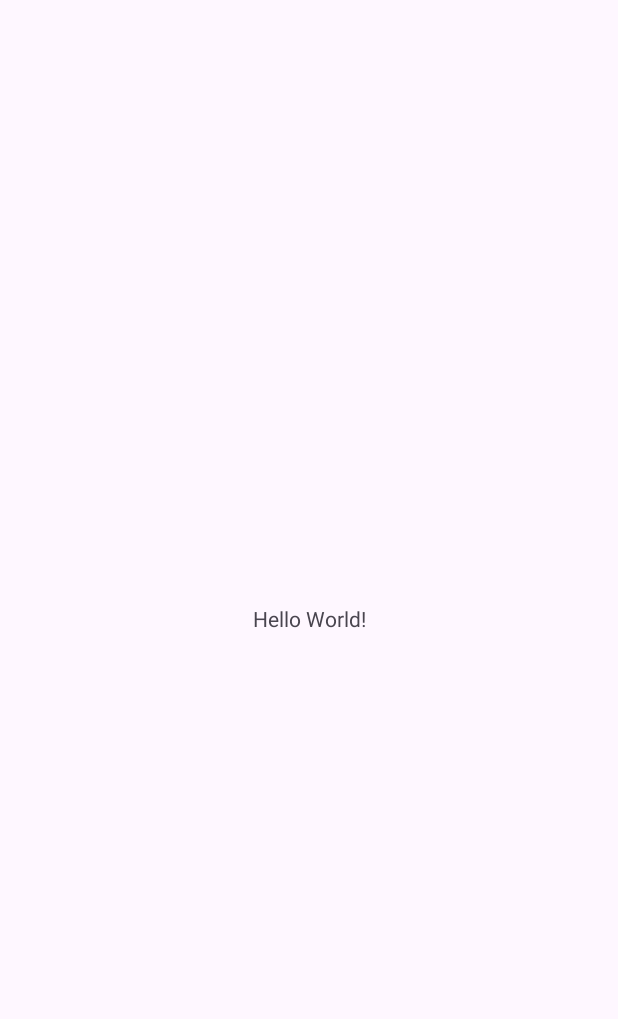
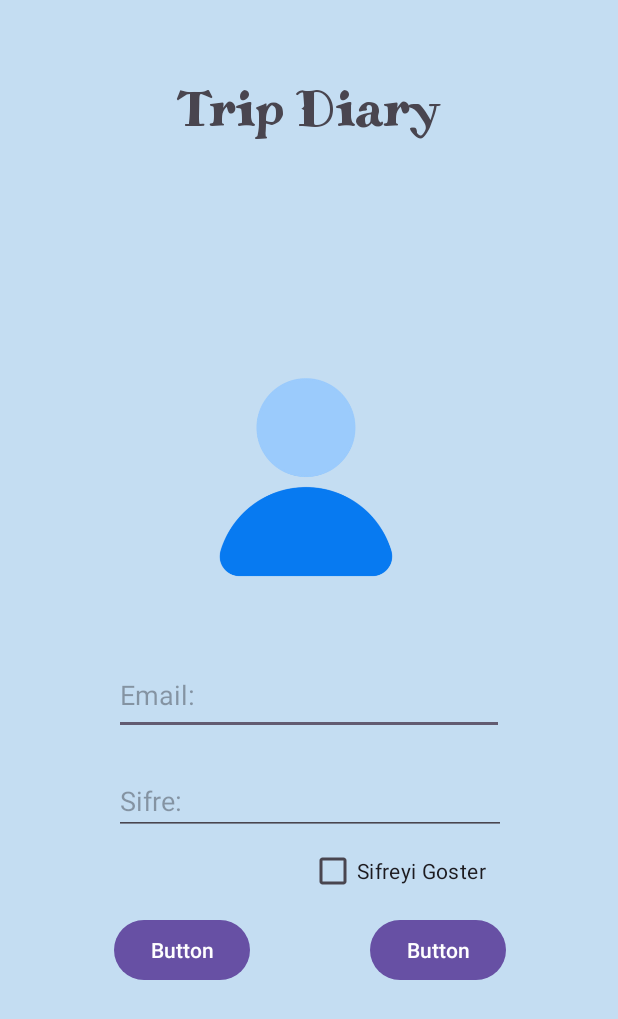
Before and after one commit to nrlhhlcn/TripDiary, an Android app: the screen it shows after launch (MainActivity), on a phone screen of 412 x 824 dp. Before the commit the part shown is almost empty. Shown: the top 1019 px of the screen. Run offline under Robolectric (Android 15) with nearby library versions, the phone set to English and light mode, and no system bars.

Commit message:
first page, fonts and colors

```diff
--- a/app/build.gradle.kts
+++ b/app/build.gradle.kts
@@ -5,12 +5,12 @@ plugins {
 
 android {
     namespace = "com.mutu.tripdiary"
-    compileSdk = 34
+    compileSdk = 35
 
     defaultConfig {
         applicationId = "com.mutu.tripdiary"
         minSdk = 24
-        targetSdk = 34
+        targetSdk = 35
         versionCode = 1
         versionName = "1.0"
 
--- a/app/src/main/res/layout/activity_main.xml
+++ b/app/src/main/res/layout/activity_main.xml
@@ -5,15 +5,99 @@
     android:id="@+id/main"
     android:layout_width="match_parent"
     android:layout_height="match_parent"
+    android:background="@color/specialLightBlue"
     tools:context=".MainActivity">
 
     <TextView
-        android:layout_width="wrap_content"
-        android:layout_height="wrap_content"
-        android:text="Hello World!"
+        android:id="@+id/textView"
+        android:layout_width="201dp"
+        android:layout_height="61dp"
+        android:layout_marginTop="52dp"
+        android:fontFamily="@font/miltonian_tattoo_regular"
+        android:text="Trip Diary"
+        android:textAlignment="center"
+        android:textSize="34sp"
+        app:layout_constraintEnd_toEndOf="parent"
+        app:layout_constraintHorizontal_bias="0.498"
+        app:layout_constraintStart_toStartOf="parent"
+        app:layout_constraintTop_toTopOf="parent" />
+
+    <androidx.constraintlayout.widget.ConstraintLayout
+        android:layout_width="411dp"
+        android:layout_height="507dp"
+        android:layout_marginBottom="10dp"
         app:layout_constraintBottom_toBottomOf="parent"
         app:layout_constraintEnd_toEndOf="parent"
         app:layout_constraintStart_toStartOf="parent"
-        app:layout_constraintTop_toTopOf="parent" />
+        app:layout_constraintTop_toBottomOf="@+id/textView"
+        app:layout_constraintVertical_bias="0.504">
+
+        <EditText
+            android:id="@+id/editTextTextEmailAddress"
+            android:layout_width="260dp"
+            android:layout_height="53dp"
+            android:ems="10"
+            android:hint="Email:"
+            android:inputType="textEmailAddress"
+            app:layout_constraintBottom_toTopOf="@+id/editTextTextPassword"
+            app:layout_constraintEnd_toEndOf="parent"
+            app:layout_constraintHorizontal_bias="0.496"
+            app:layout_constraintStart_toStartOf="parent"
+            app:layout_constraintTop_toBottomOf="@+id/imageView4"
+            app:layout_constraintVertical_bias="0.644" />
+
+        <EditText
+            android:id="@+id/editTextTextPassword"
+            android:layout_width="261dp"
+            android:layout_height="0dp"
+            android:layout_marginBottom="161dp"
+            android:ems="10"
+            android:hint="Sifre:"
+            android:inputType="textPassword"
+            app:layout_constraintBottom_toBottomOf="parent"
+            app:layout_constraintEnd_toEndOf="parent"
+            app:layout_constraintStart_toStartOf="parent" />
+
+        <CheckBox
+            android:id="@+id/checkBox"
+            android:layout_width="131dp"
+            android:layout_height="37dp"
+            android:layout_marginTop="5dp"
+            android:text="Sifreyi Goster"
+            app:layout_constraintEnd_toEndOf="@+id/editTextTextPassword"
+            app:layout_constraintTop_toBottomOf="@+id/editTextTextPassword" />
+
+        <Button
+            android:id="@+id/button2"
+            android:layout_width="wrap_content"
+            android:layout_height="wrap_content"
+            android:layout_marginTop="10dp"
+            android:text="Button"
+            app:layout_constraintStart_toStartOf="@+id/editTextTextPassword"
+            app:layout_constraintTop_toBottomOf="@+id/checkBox" />
+
+        <Button
+            android:id="@+id/button3"
+            android:layout_width="wrap_content"
+            android:layout_height="wrap_content"
+            android:layout_marginTop="10dp"
+            android:text="Button"
+            app:layout_constraintEnd_toEndOf="@+id/checkBox"
+            app:layout_constraintTop_toBottomOf="@+id/checkBox" />
+
+        <ImageView
+            android:id="@+id/imageView4"
+            android:layout_width="141dp"
+            android:layout_height="0dp"
+            android:layout_marginTop="25dp"
+            android:layout_marginBottom="113dp"
+            app:layout_constraintBottom_toTopOf="@+id/editTextTextPassword"
+            app:layout_constraintEnd_toEndOf="parent"
+            app:layout_constraintStart_toStartOf="parent"
+            app:layout_constraintTop_toTopOf="parent"
+            app:layout_constraintVertical_bias="0.0"
+            app:srcCompat="@drawable/user_pp" />
+
+    </androidx.constraintlayout.widget.ConstraintLayout>
 
 </androidx.constraintlayout.widget.ConstraintLayout>
--- a/app/src/main/res/values/colors.xml
+++ b/app/src/main/res/values/colors.xml
@@ -2,4 +2,11 @@
 <resources>
     <color name="black">#FF000000</color>
     <color name="white">#FFFFFFFF</color>
+    <color name="specialOrange">#F2B988</color>
+    <color name="specialWhiteBlue">#A3BAD9</color>
+    <color name="specialBrown">#594438</color>
+    <color name="specialLightBlue">#C4DDF2</color>
+    <color name="specialWhiteGreen">#B0D9C1</color>
+    <color name="specialBlue">#074799</color>
+    <color name="specialWhiteBrown">#8C765A</color>
 </resources>
```
Also changed, not shown: app/src/main/res/drawable/user_pp.png (added), app/src/main/res/font/miltonian_tattoo_regular.ttf (added).
